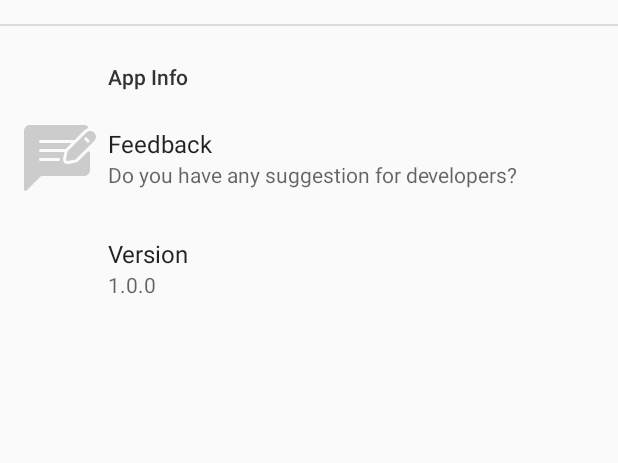
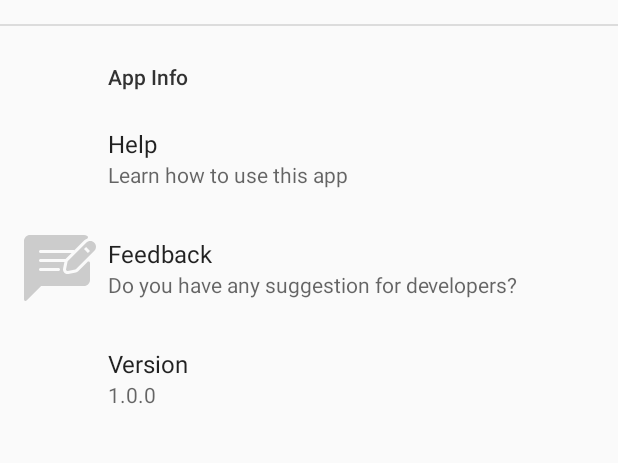
Before and after one commit to isamirkhaan1/wallpaperapp, an Android app: the SettingsFragment screen opened through its navigation route, on a phone screen of 412 x 824 dp, the part 381-844 px from its top. Run offline under Robolectric (Android 15) with nearby library versions, the phone set to English and light mode, and no system bars; our stand-ins replace Timber, androidx.preference, navigation-ui; 1 statement that could not run was skipped.

Commit message:
add app intro

```diff
--- a/app/build.gradle
+++ b/app/build.gradle
@@ -78,4 +78,7 @@ dependencies {
     implementation 'com.github.bumptech.glide:glide:4.11.0'
     annotationProcessor 'com.github.bumptech.glide:compiler:4.11.0'
 
+    //app intro
+    implementation 'com.github.heinrichreimer:material-intro:2.0.0'
+
 }
--- a/app/src/main/AndroidManifest.xml
+++ b/app/src/main/AndroidManifest.xml
@@ -18,7 +18,10 @@
         android:supportsRtl="true"
         android:theme="@style/AppTheme"
         android:usesCleartextTraffic="true">
+        <activity android:name=".view.AppIntroActivity"
+            android:theme="@style/Theme.Intro">
 
+        </activity>
 
         <receiver
             android:name=".ConnectivityReceiver"
--- a/app/src/main/java/com/samirk/wallpaperapp/utils/Analytics.kt
+++ b/app/src/main/java/com/samirk/wallpaperapp/utils/Analytics.kt
@@ -22,6 +22,7 @@ class Analytics private constructor() {
         const val EVENT_FEEDBACK_CLICK = "feedback_click"
         const val EVENT_FEEDBACK_SUBMIT = "feedback_submit"
         const val EVENT_WALLPAPER_CHANGE = "wallpaper_change"
+        const val EVENT_APP_INTRO = "app_intro"
 
         const val PROP_THEME = "theme"
         const val PROP_DAILY_WALLPAPER = "daily_wallpaper_enabled"
--- a/app/src/main/java/com/samirk/wallpaperapp/utils/FirestoreUtils.kt
+++ b/app/src/main/java/com/samirk/wallpaperapp/utils/FirestoreUtils.kt
@@ -119,7 +119,7 @@ class FirestoreUtils(private val context: Context) {
             .get().addOnSuccessListener {
 
                 if (it != null) {
-                    val url = it[theme] as String
+                    val url = it[theme].toString()
                     Timber.d("New wallpaper url: $url")
 
                     startDownloadingService(url = url)
--- a/app/src/main/java/com/samirk/wallpaperapp/utils/PrefUtils.kt
+++ b/app/src/main/java/com/samirk/wallpaperapp/utils/PrefUtils.kt
@@ -20,6 +20,7 @@ class PrefUtils private constructor(context: Context) :
         private const val PREF_USER_ID = "USER_ID"
         private const val PREF_CURR_WALLPAPER_URL = "WALLPAPER_URL"
         private const val PREF_LAST_UPDATE = "LAST_UPDATE"
+        private const val PREF_1ST_TIME = "1ST_TIME"
 
         //singleton
         private var INSTANCE: PrefUtils? = null
@@ -48,6 +49,13 @@ class PrefUtils private constructor(context: Context) :
         pref.unregisterOnSharedPreferenceChangeListener(changeListener)
     }
 
+    var firstTimeUser : Boolean
+    get() = pref.getBoolean(PREF_1ST_TIME, true)
+    set(value) {
+        editor.putBoolean(PREF_1ST_TIME, false)
+        commit()
+    }
+
     //  User unique ID - unique per app install not per user
     var userId: Long
         get() = pref.getLong(PREF_USER_ID, Constants.DEFAULT_USER_ID)
@@ -55,7 +63,7 @@ class PrefUtils private constructor(context: Context) :
             editor.putLong(PREF_USER_ID, _userId)
             commit()
 
-            Analytics.getInstance().setUserId(_userId as String)
+            Analytics.getInstance().setUserId(_userId.toString())
         }
 
     //  Firebase token - device ID
--- a/app/src/main/res/navigation/main_graph.xml
+++ b/app/src/main/res/navigation/main_graph.xml
@@ -14,9 +14,21 @@
             android:id="@+id/action_home_to_settings"
             app:destination="@id/settingsFragment"
             app:popUpTo="@+id/homeFragment" />
+        <action
+            android:id="@+id/action_home_to_appIntro"
+            app:destination="@id/appIntroActivity" />
     </fragment>
     <fragment
         android:id="@+id/settingsFragment"
         android:name="com.samirk.wallpaperapp.view.SettingsFragment"
-        android:label="@string/tit_settings" />
+        android:label="@string/tit_settings" >
+        <action
+            android:id="@+id/action_settings_to_appIntro"
+            app:destination="@id/appIntroActivity" />
+    </fragment>
+    <activity
+        android:id="@+id/appIntroActivity"
+        android:name="com.samirk.wallpaperapp.view.AppIntroActivity"
+        android:label="activity_app_intro"
+        tools:layout="@layout/activity_app_intro" />
 </navigation>
--- a/app/src/main/res/values/colors.xml
+++ b/app/src/main/res/values/colors.xml
@@ -14,4 +14,10 @@
     <color name="color_black_shade2">#323232</color>
     <color name="color_black_shade3">#4c4c4c</color>
     <color name="color_black_shade4">#CCCCCC</color>
+
+    <color name="color_purple">#ba68c8</color>
+    <color name="color_red">#ec1c24</color>
+    <color name="color_blue">#03a9f4</color>
+    <color name="color_green">#0ed145</color>
+    <color name="color_yellow">#FFC107</color>
 </resources>
--- a/app/src/main/res/xml/settings.xml
+++ b/app/src/main/res/xml/settings.xml
@@ -22,6 +22,12 @@
 
     <PreferenceCategory android:title="@string/tit_app_info">
 
+
+        <Preference
+            android:key="help"
+            android:summary="Learn how to use this app"
+            android:title="Help" />
+
         <EditTextPreference
             android:dialogIcon="@drawable/ic_feedback"
             android:dialogMessage="@string/msg_feedback"
@@ -34,11 +40,9 @@
 
             android:summary="@string/msg_feedback"
             android:title="@string/tit_feedback"
-
-
             />
 
-        <EditTextPreference
+        <Preference
             android:key="app_version"
             android:selectable="false"
             android:summary="@string/msg_version"
--- a/build.gradle
+++ b/build.gradle
@@ -24,6 +24,7 @@ allprojects {
     repositories {
         google()
         jcenter()
+        maven { url 'https://jitpack.io' }
     }
 }
 
```
Also changed, not shown: app/src/main/java/com/samirk/wallpaperapp/view/AppIntroActivity.kt (added, +62 -0 lines), app/src/main/java/com/samirk/wallpaperapp/view/HomeFragment.kt (+7 -1 lines), app/src/main/java/com/samirk/wallpaperapp/view/SettingsFragment.kt (+9 -4 lines), app/src/main/res/drawable/ic_choose.xml (added, +10 -0 lines), app/src/main/res/drawable/ic_daily.xml (added, +8 -0 lines), app/src/main/res/drawable/ic_sticker.xml (added, +6 -0 lines), app/src/main/res/drawable/ic_unlimited.xml (added, +6 -0 lines), app/src/main/res/drawable/ic_welcome.xml (added, +12 -0 lines), app/src/main/res/layout/activity_app_intro.xml (added, +9 -0 lines), app/src/main/res/values/strings.xml (+16 -2 lines).
